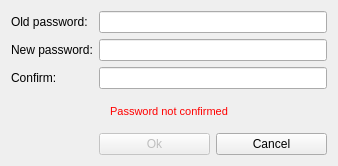
Qt form src/gui/ui/changepassworddialog.ui (mygirl8893/Catalyst-Classic-3.0.4) before a commit.
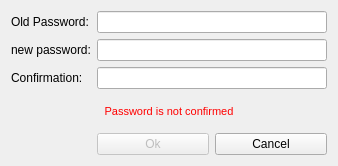
The same form after that commit.

Patch:
```diff
--- a/src/gui/ui/changepassworddialog.ui
+++ b/src/gui/ui/changepassworddialog.ui
@@ -55,7 +55,7 @@
    <item row="0" column="0">
     <widget class="QLabel" name="label_3">
      <property name="text">
-      <string>Old password:</string>
+      <string>Old Password:</string>
      </property>
     </widget>
    </item>
@@ -82,7 +82,7 @@
       </sizepolicy>
      </property>
      <property name="text">
-      <string>New password:</string>
+      <string>new password:</string>
      </property>
     </widget>
    </item>
@@ -108,7 +108,7 @@
       </sizepolicy>
      </property>
      <property name="text">
-      <string>Confirm:</string>
+      <string>Confirmation:</string>
      </property>
     </widget>
    </item>
@@ -118,7 +118,7 @@
       <string notr="true">color: #ff0000; font: 11px;</string>
      </property>
      <property name="text">
-      <string>Password not confirmed</string>
+      <string>Password is not confirmed</string>
      </property>
      <property name="alignment">
       <set>Qt::AlignCenter</set>
```
Left out of the diff: 2 changed lines with no effect on the pictures.
